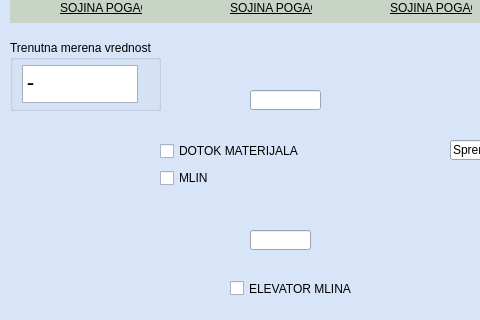
Before: the Qt Designer form ui/automainwindow.ui in nikolakn/biovita, drawn with Qt 5; both pictures show x 301 to 781 and y 150 to 470 of the 1249 by 878 pixel window.
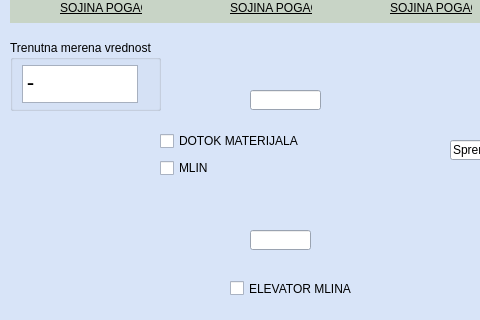
After: the same form once the commit is applied. Custom widgets are drawn as their Qt base class.

Diff of the .ui file:
```diff
--- a/ui/automainwindow.ui
+++ b/ui/automainwindow.ui
@@ -752,7 +752,7 @@
           <property name="geometry">
            <rect>
             <x>160</x>
-            <y>270</y>
+            <y>260</y>
             <width>160</width>
             <height>51</height>
            </rect>
```
